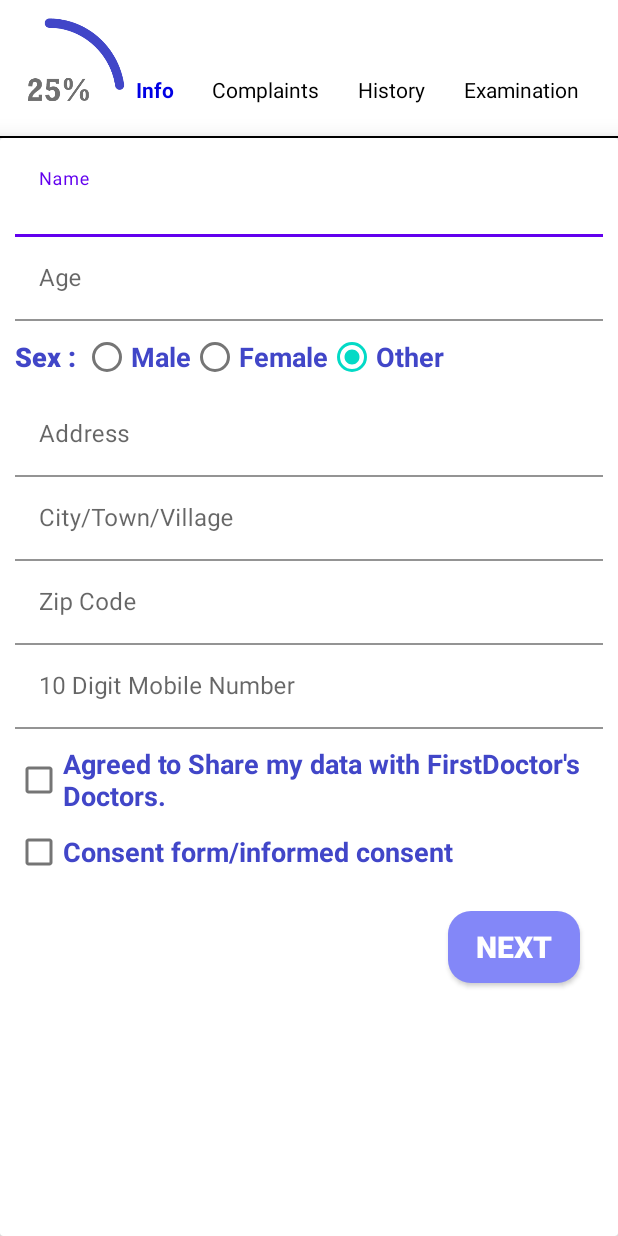
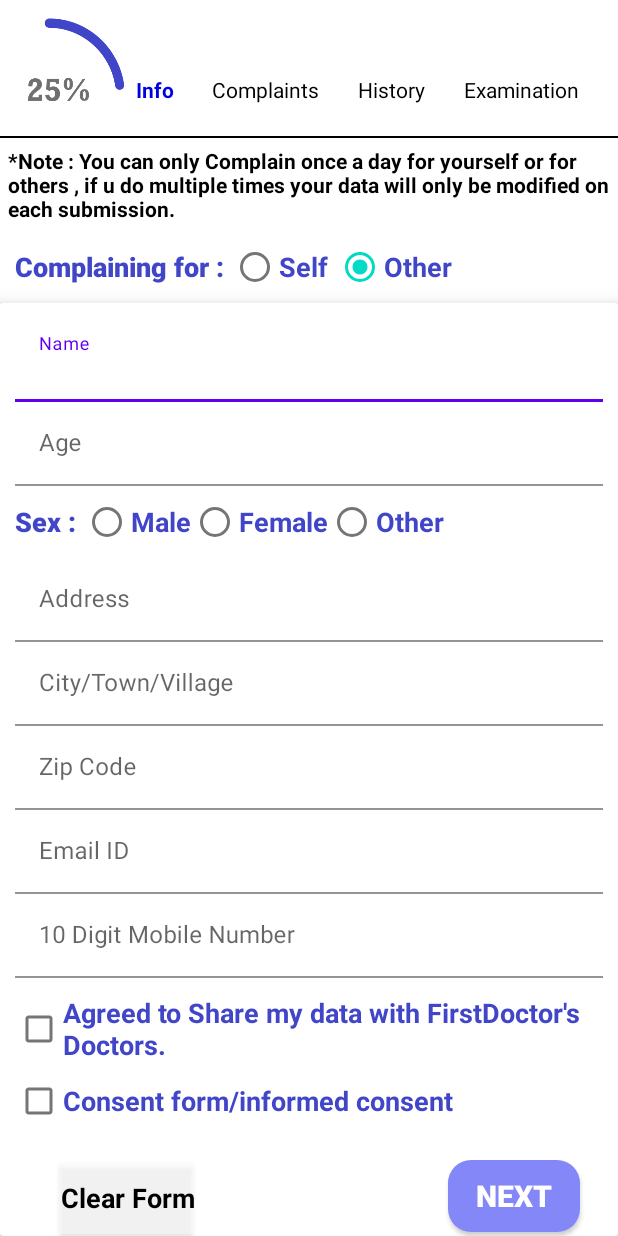
Before and after one commit to dineshlalgit/FirstDoctorV1.0, an Android app: the Info screen opened directly, with no data from a screen before it, after a tap on "Other", on a phone screen of 412 x 824 dp. Run offline under Robolectric (Android 15) with nearby library versions, the light colour scheme and no system bars; our stand-ins replace Firebase (no records; nobody signed in at launch, a user with empty details on screens opened directly); 2 other taps on this screen came first.

Commit message:
All work done

```diff
--- a/app/src/main/java/com/oraldoc/firstdoctor/Info.java
+++ b/app/src/main/java/com/oraldoc/firstdoctor/Info.java
@@ -32,8 +32,8 @@ import java.util.HashMap;
 import java.util.Objects;
 
 public class Info extends AppCompatActivity {
-    private TextInputEditText tietName,tietAge,tietAddress,tietCity,tietZip,tietMobile;
-    private String stringName,stringAge,stringAddress,stringCity,stringZip,stringMobile,stringGndr,stringChkbox,stringChkboxCon,stringChkboxckd;
+    private TextInputEditText tietName,tietAge,tietAddress,tietCity,tietZip,tietEmail,tietMobile;
+    private String stringName,stringAge,stringAddress,stringCity,stringZip,stringEmail,stringMobile,stringGndr,stringChkbox,stringChkboxCon,stringChkboxckd,stringComplianfor;
     private FirebaseAuth mAuth;
     private ProgressDialog loadingBar;
     private DatabaseReference UsersRef;
@@ -71,6 +71,18 @@ public class Info extends AppCompatActivity {
                 if (checked)
                     stringGndr = "other";
                 return stringGndr;
+
+            case R.id.radio_self:
+                if (checked)
+                    ComplainSelfData();
+                stringComplianfor = "For-self-";
+                return stringComplianfor;
+
+            case R.id.radio_complainother:
+                if (checked)
+                    ComplainOtherData();
+                stringComplianfor = "For-other-";
+                return stringComplianfor;
         }
         return null;
     }
@@ -149,7 +161,10 @@ public class Info extends AppCompatActivity {
 
             stringChkboxckd = stringChkbox+(stringChkboxCon);
 
-            if (stringName.isEmpty() || stringName.length()<3 || (!stringName.matches("[A-Za-z0-9 ]*"))){
+            if (stringComplianfor == null){
+                Toast.makeText(this, "Please select for whom you are complaining for!", Toast.LENGTH_SHORT).show();
+            }
+            else if (stringName.isEmpty() || stringName.length()<3 || (!stringName.matches("[A-Za-z0-9 ]*"))){
                 tietName.setError("Mandatory field / Invalid Input");
                 tietName.requestFocus();
             }
@@ -187,15 +202,18 @@ public class Info extends AppCompatActivity {
                 StoreInfoData();
             }
         }
+        else if(v.getId() == R.id.btnclrform){
+            ComplainOtherData();
+        }
     }
 
     private void StoreInfoData() {
 
         Calendar calendar = Calendar.getInstance();
-        String currentDate = DateFormat.getDateInstance(DateFormat.FULL).format(calendar.getTime());
+        String currentDate = DateFormat.getDateInstance(DateFormat.DEFAULT).format(calendar.getTime());
 
         currentUserID = Objects.requireNonNull(mAuth.getCurrentUser()).getUid();
-        UsersRef = FirebaseDatabase.getInstance().getReference().child("Users").child(currentUserID).child(currentDate);
+        UsersRef = FirebaseDatabase.getInstance().getReference().child("Users").child(currentUserID).child(stringComplianfor+(currentDate));
 
         HashMap<String, Object> userMap = new HashMap<>();
 
@@ -260,4 +278,100 @@ public class Info extends AppCompatActivity {
         });
 
     }
+
+    private void ComplainSelfData(){
+        mAuth = FirebaseAuth.getInstance();
+        String currentUserID;
+        loadingBar = new ProgressDialog(this);
+
+        loadingBar.setTitle("Getting Info");
+        loadingBar.setMessage("Please wait, While we are fetching your details.");
+        loadingBar.show();
+        loadingBar.setCanceledOnTouchOutside(false);
+
+        currentUserID = Objects.requireNonNull(mAuth.getCurrentUser()).getUid();
+        UsersRef = FirebaseDatabase.getInstance().getReference().child("Users").child(currentUserID);
+        tietName = (TextInputEditText)findViewById(R.id.tietname);
+        tietAge = (TextInputEditText)findViewById(R.id.tietage);
+        tietEmail = (TextInputEditText)findViewById(R.id.tietEmail);
+        tietMobile = (TextInputEditText)findViewById(R.id.tietmobile);
+        RadioButton radiomale = (RadioButton)findViewById(R.id.radio_male);
+        RadioButton radiofemale = (RadioButton)findViewById(R.id.radio_female);
+        RadioButton radioother = (RadioButton)findViewById(R.id.radio_other);
+
+        UsersRef.addValueEventListener(new ValueEventListener() {
+            @Override
+            public void onDataChange(@NonNull DataSnapshot snapshot) {
+                if (snapshot.exists()){
+
+                    String currentUserID,strtvUserName,strtvUserAge,strtvUserEmail,strtvUserMobile,strvUserGender;
+
+                    //Personal Details
+                    strtvUserName = snapshot.child("userName").getValue().toString();
+                    strtvUserAge = snapshot.child("userAge").getValue().toString();
+                    strtvUserEmail = snapshot.child("userEmail").getValue().toString();
+                    strtvUserMobile = snapshot.child("userMobile").getValue().toString();
+                    strvUserGender = snapshot.child("userSex").getValue().toString();
+//
+                    tietName.setText(strtvUserName);
+                    tietAge.setText(strtvUserAge);
+                    tietEmail.setText(strtvUserEmail);
+                    tietMobile.setText(strtvUserMobile);
+
+                    switch (strvUserGender) {
+                        case "male":
+                            radiomale.setChecked(true);;
+                            radiofemale.setChecked(false);
+                            radioother.setChecked(false);
+                            break;
+                        case "female":
+                            radiomale.setChecked(false);
+                            radiofemale.setChecked(true);
+                            radioother.setChecked(false);
+                            break;
+                        case "other":
+                            radiomale.setChecked(false);
+                            radiofemale.setChecked(false);
+                            radioother.setChecked(true);
+                            break;
+                    }
+
+                    loadingBar.dismiss();
+                }
+                else{
+                    Toast.makeText(Info.this, "Error updating", Toast.LENGTH_SHORT).show();
+                }
+            }
+
+            @Override
+            public void onCancelled(@NonNull DatabaseError error) {
+
+            }
+        });
+    }
+
+    private void ComplainOtherData(){
+        tietName = (TextInputEditText)findViewById(R.id.tietname);
+        tietAge = (TextInputEditText)findViewById(R.id.tietage);
+        tietEmail = (TextInputEditText)findViewById(R.id.tietEmail);
+        tietMobile = (TextInputEditText)findViewById(R.id.tietmobile);
+        tietAddress = (TextInputEditText)findViewById(R.id.tietaddress);
+        tietCity = (TextInputEditText)findViewById(R.id.tietcity);
+        tietZip = (TextInputEditText)findViewById(R.id.tietzip);
+        RadioButton radiomale = (RadioButton)findViewById(R.id.radio_male);
+        RadioButton radiofemale = (RadioButton)findViewById(R.id.radio_female);
+        RadioButton radioother = (RadioButton)findViewById(R.id.radio_other);
+
+        tietName.setText(null);
+        tietAge.setText(null);
+        tietEmail.setText(null);
+        tietMobile.setText(null);
+        tietAddress.setText(null);
+        tietCity.setText(null);
+        tietZip.setText(null);
+
+        radiomale.setChecked(false);
+        radiofemale.setChecked(false);
+        radioother.setChecked(false);
+    }
 }
--- a/app/src/main/java/com/oraldoc/firstdoctor/MainActivity.java
+++ b/app/src/main/java/com/oraldoc/firstdoctor/MainActivity.java
@@ -74,7 +74,7 @@ public class MainActivity extends AppCompatActivity {
         signUp_txt.setOnClickListener(new View.OnClickListener() {
             @Override
             public void onClick(View v) {
-                Intent SignUp = new Intent(MainActivity.this, SignUp.class);
+                Intent SignUp = new Intent(MainActivity.this, Info.class);
                 startActivity(SignUp);
             }
         });
--- a/app/src/main/res/layout/activity_home_page.xml
+++ b/app/src/main/res/layout/activity_home_page.xml
@@ -217,7 +217,7 @@
                 android:layout_marginTop="140dp"
                 android:foregroundGravity="bottom|center"
                 android:gravity="bottom|center"
-                android:text="Version 1.0"
+                android:text="Version Beta-1.0"
                 android:textColor="#000000"
                 android:textStyle="bold" />
 
--- a/app/src/main/res/layout/activity_info.xml
+++ b/app/src/main/res/layout/activity_info.xml
@@ -80,6 +80,55 @@
             android:layout_height="1dp"
             android:background="@color/black" />
 
+        <TextView
+            android:id="@+id/textView9"
+            android:layout_width="match_parent"
+            android:layout_height="wrap_content"
+            android:layout_margin="5dp"
+            android:text="*Note : You can only Complain once a day for yourself or for others , if u do multiple times your data will only be modified on each submission."
+            android:textColor="#000000"
+            android:textStyle="bold" />
+
+        <RadioGroup
+            android:layout_width="match_parent"
+            android:layout_height="wrap_content"
+            android:layout_marginLeft="10dp"
+            android:layout_marginRight="10dp"
+            android:orientation="horizontal">
+
+            <TextView
+                android:id="@+id/tvcomplain"
+                android:layout_width="wrap_content"
+                android:layout_height="wrap_content"
+                android:text="Complaining for : "
+                android:textAppearance="@style/TextAppearance.AppCompat.Body2"
+                android:textColor="#4146C8"
+                android:textSize="18sp"
+                android:textStyle="bold" />
+
+            <RadioButton
+                android:id="@+id/radio_self"
+                android:layout_width="wrap_content"
+                android:layout_height="wrap_content"
+                android:layout_marginRight="5dp"
+                android:onClick="onRadioButtonClicked"
+                android:text="Self"
+                android:textColor="#4146C8"
+                android:textSize="18sp"
+                android:textStyle="bold" />
+
+            <RadioButton
+                android:id="@+id/radio_complainother"
+                android:layout_width="wrap_content"
+                android:layout_height="wrap_content"
+                android:onClick="onRadioButtonClicked"
+                android:text="Other"
+                android:textColor="#4146C8"
+                android:textSize="18sp"
+                android:textStyle="bold" />
+
+        </RadioGroup>
+
         <androidx.cardview.widget.CardView
             android:id="@+id/cvcurrentaddress"
             android:layout_width="match_parent"
@@ -109,8 +158,8 @@
                             android:background="@color/white"
                             android:hint="Name"
                             android:maxLength="50"
-                            android:textColorHint="@color/bg_color"
-                            android:textColor="@color/bg_color" />
+                            android:textColor="@color/bg_color"
+                            android:textColorHint="@color/bg_color" />
                     </com.google.android.material.textfield.TextInputLayout>
 
                     <com.google.android.material.textfield.TextInputLayout
@@ -124,8 +173,8 @@
                             android:background="@color/white"
                             android:hint="Age"
                             android:maxLength="2"
-                            android:textColorHint="@color/bg_color"
-                            android:textColor="@color/bg_color" />
+                            android:textColor="@color/bg_color"
+                            android:textColorHint="@color/bg_color" />
                     </com.google.android.material.textfield.TextInputLayout>
 
 
@@ -139,40 +188,40 @@
                             android:layout_width="wrap_content"
                             android:layout_height="wrap_content"
                             android:text="Sex : "
+                            android:textAppearance="@style/TextAppearance.AppCompat.Body2"
                             android:textColor="#4146C8"
                             android:textSize="18sp"
-                            android:textStyle="bold"
-                            android:textAppearance="@style/TextAppearance.AppCompat.Body2" />
+                            android:textStyle="bold" />
 
                         <RadioButton
                             android:id="@+id/radio_male"
                             android:layout_width="wrap_content"
                             android:layout_height="wrap_content"
                             android:onClick="onRadioButtonClicked"
+                            android:text="Male"
                             android:textColor="#4146C8"
                             android:textSize="18sp"
-                            android:textStyle="bold"
-                            android:text="Male"
-                            />
+                            android:textStyle="bold" />
 
                         <RadioButton
                             android:id="@+id/radio_female"
                             android:layout_width="wrap_content"
                             android:layout_height="wrap_content"
                             android:onClick="onRadioButtonClicked"
+                            android:text="Female"
                             android:textColor="#4146C8"
                             android:textSize="18sp"
-                            android:textStyle="bold"                            android:text="Female" />
+                            android:textStyle="bold" />
 
                         <RadioButton
                             android:id="@+id/radio_other"
                             android:layout_width="wrap_content"
                             android:layout_height="wrap_content"
                             android:onClick="onRadioButtonClicked"
+                            android:text="Other"
                             android:textColor="#4146C8"
                             android:textSize="18sp"
-                            android:textStyle="bold"
-                            android:text="Other" />
+                            android:textStyle="bold" />
                     </RadioGroup>
 
 
@@ -187,8 +236,8 @@
                             android:background="@color/white"
                             android:hint="Address"
                             android:maxLength="500"
-                            android:textColorHint="@color/bg_color"
-                            android:textColor="@color/bg_color" />
+                            android:textColor="@color/bg_color"
+                            android:textColorHint="@color/bg_color" />
                     </com.google.android.material.textfield.TextInputLayout>
 
                     <com.google.android.material.textfield.TextInputLayout
@@ -202,8 +251,8 @@
                             android:background="@color/white"
                             android:hint="City/Town/Village"
                             android:maxLength="100"
-                            android:textColorHint="@color/bg_color"
-                            android:textColor="@color/bg_color" />
+                            android:textColor="@color/bg_color"
+                            android:textColorHint="@color/bg_color" />
                     </com.google.android.material.textfield.TextInputLayout>
 
                     <com.google.android.material.textfield.TextInputLayout
@@ -217,8 +266,23 @@
                             android:background="@color/white"
                             android:hint="Zip Code"
                             android:maxLength="6"
-                            android:textColorHint="@color/bg_color"
-                            android:textColor="@color/bg_color" />
+                            android:textColor="@color/bg_color"
+                            android:textColorHint="@color/bg_color" />
+                    </com.google.android.material.textfield.TextInputLayout>
+
+                    <com.google.android.material.textfield.TextInputLayout
+                        android:layout_width="match_parent"
+                        android:layout_height="match_parent">
+
+                        <com.google.android.material.textfield.TextInputEditText
+                            android:id="@+id/tietEmail"
+                            android:layout_width="match_parent"
+                            android:layout_height="wrap_content"
+                            android:background="@color/white"
+                            android:hint="Email ID"
+                            android:maxLength="20"
+                            android:textColor="@color/bg_color"
+                            android:textColorHint="@color/bg_color" />
                     </com.google.android.material.textfield.TextInputLayout>
 
                     <com.google.android.material.textfield.TextInputLayout
@@ -232,8 +296,8 @@
                             android:background="@color/white"
                             android:hint="10 Digit Mobile Number"
                             android:maxLength="10"
-                            android:textColorHint="@color/bg_color"
-                            android:textColor="@color/bg_color" />
+                            android:textColor="@color/bg_color"
+                            android:textColorHint="@color/bg_color" />
                     </com.google.android.material.textfield.TextInputLayout>
 
                     <CheckBox
@@ -241,21 +305,21 @@
                         android:layout_width="match_parent"
                         android:layout_height="wrap_content"
                         android:layout_marginTop="10dp"
+                        android:onClick="onCheckboxClicked"
+                        android:text="Agreed to Share my data with FirstDoctor's Doctors."
                         android:textColor="#4146C8"
                         android:textSize="18sp"
-                        android:textStyle="bold"
-                        android:onClick="onCheckboxClicked"
-                        android:text="Agreed to Share my data with FirstDoctor's Doctors." />
+                        android:textStyle="bold" />
 
                     <CheckBox
                         android:id="@+id/checkBoxConsent"
                         android:layout_width="match_parent"
                         android:layout_height="wrap_content"
+                        android:onClick="onCheckboxClicked"
+                        android:text="Consent form/informed consent"
                         android:textColor="#4146C8"
                         android:textSize="18sp"
-                        android:textStyle="bold"
-                        android:onClick="onCheckboxClicked"
-                        android:text="Consent form/informed consent" />
+                        android:textStyle="bold" />
 
                     <androidx.appcompat.widget.AppCompatButton
                         android:id="@+id/btnnxtinfo"
@@ -264,10 +328,25 @@
                         android:layout_gravity="end"
                         android:layout_margin="15dp"
                         android:background="@drawable/nextbt_shape"
+                        android:onClick="onNextButtonClick"
                         android:text="Next"
-                        android:onClick="onNextButtonClick"
                         android:textColor="@color/white"
                         android:textSize="20sp"
+                        android:textStyle="bold" />
+
+                    <androidx.appcompat.widget.AppCompatButton
+                        android:id="@+id/btnclrform"
+                        android:layout_width="wrap_content"
+                        android:layout_height="wrap_content"
+                        android:layout_marginStart="30dp"
+                        android:layout_marginTop="-62dp"
+                        android:background="@android:drawable/screen_background_light_transparent"
+                        android:layout_gravity="right|start"
+                        android:onClick="onNextButtonClick"
+                        android:text="Clear Form"
+                        android:textAppearance="@style/TextAppearance.AppCompat.Medium"
+                        android:textColor="@color/black"
+                        android:textSize="18sp"
                         android:textStyle="bold" />
                 </LinearLayout>
             </ScrollView>
```
Also changed, not shown: app/src/main/java/com/oraldoc/firstdoctor/History_one.java (+11 -2 lines), app/src/main/java/com/oraldoc/firstdoctor/HomePage.java (+10 -0 lines), app/src/main/java/com/oraldoc/firstdoctor/Splash.java (+48 -17 lines), app/src/main/res/layout/activity_history_one.xml (+60 -54 lines).
